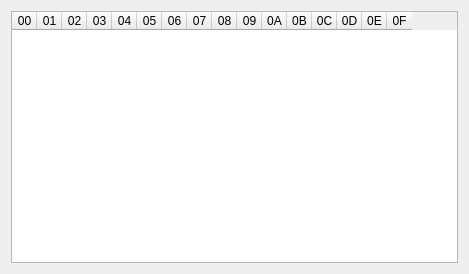
Old version of the form XDBF/binarydialog.ui in the repository hetelek/XDBF-Manager.
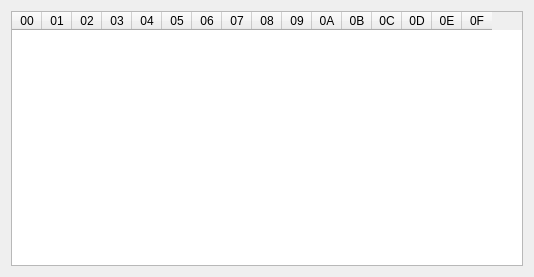
New version of the form.

```diff
--- a/XDBF/binarydialog.ui
+++ b/XDBF/binarydialog.ui
@@ -6,22 +6,10 @@
    <rect>
     <x>0</x>
     <y>0</y>
-    <width>469</width>
-    <height>274</height>
+    <width>534</width>
+    <height>277</height>
    </rect>
   </property>
-  <property name="minimumSize">
-   <size>
-    <width>469</width>
-    <height>274</height>
-   </size>
-  </property>
-  <property name="maximumSize">
-   <size>
-    <width>469</width>
-    <height>274</height>
-   </size>
-  </property>
   <property name="windowTitle">
    <string>Binary Setting Entry</string>
   </property>
@@ -41,10 +29,10 @@
       <bool>false</bool>
      </property>
      <attribute name="horizontalHeaderDefaultSectionSize">
-      <number>25</number>
+      <number>30</number>
      </attribute>
      <attribute name="horizontalHeaderMinimumSectionSize">
-      <number>25</number>
+      <number>30</number>
      </attribute>
      <attribute name="verticalHeaderDefaultSectionSize">
       <number>23</number>
```
